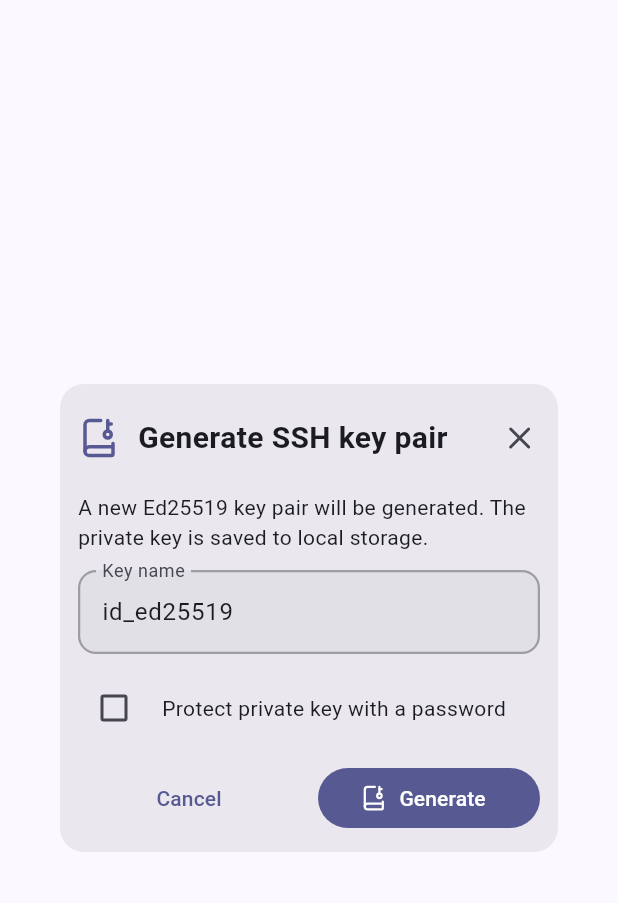
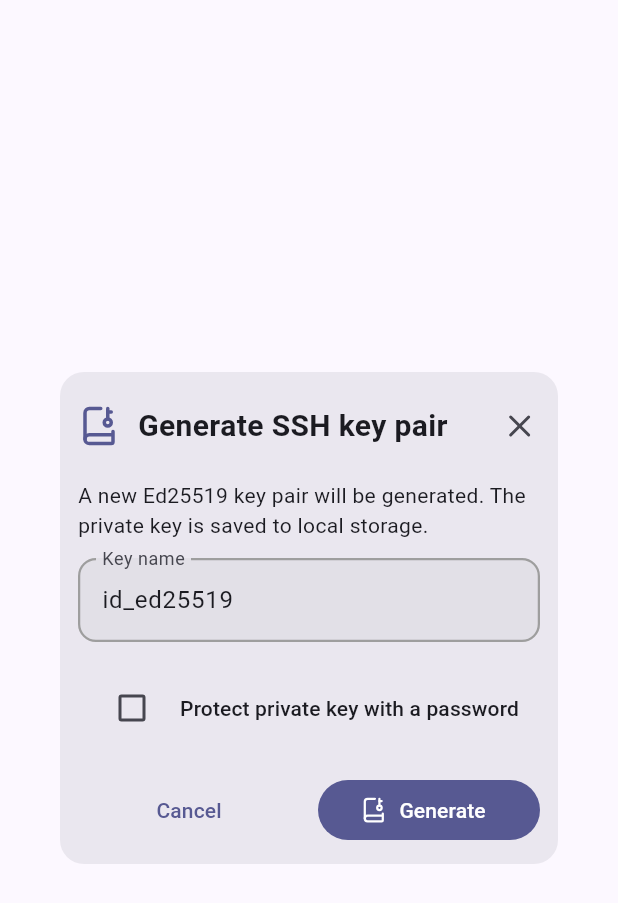
Before and after one commit to HalTobin/MoinoSsh, a Flutter app: the GenerateKeyDialog widget shown alone on an empty page, opened directly with empty values, on a phone screen of 412 x 824 dp. Shown: the top 903 px of the screen. Run offline on Flutter 3.47's test engine with Material 3 defaults, Android fonts, the phone set to English and light mode, and no system bars; drawn by our look-alikes of dynamic_color; our stand-ins replace drift, file_picker, lucide_icons_flutter, shared_preferences; missing offline and left inert: biometric_storage, cryptography, dartssh2, encrypt, openssh_ed25519; accounts and stored records are empty; generated files the repository leaves out were written again.

Commit message:
ui adjustments

```diff
--- a/shared/lib/ssh_keys/presentation/component/generate_key_dialog.dart
+++ b/shared/lib/ssh_keys/presentation/component/generate_key_dialog.dart
@@ -86,7 +86,23 @@ class _GenerateKeyDialogState extends State<GenerateKeyDialog> {
               border: OutlineInputBorder(),
             ),
           ),
-          Row(
+          TextButton(
+            style: ButtonStyle(
+              foregroundColor: WidgetStateProperty.all<Color>(Theme.of(context).colorScheme.onSurface)
+            ),
+            onPressed: () {
+              {
+                setState(() {
+                  _passwordEnabled = !_passwordEnabled;
+                  _validationError = null;
+                  if (!_passwordEnabled) {
+                    _passwordController.clear();
+                    _confirmPasswordController.clear();
+                  }
+                });
+              }
+            },
+            child: Row(
               spacing: 8,
               children: [
                 Checkbox(
@@ -106,6 +122,7 @@ class _GenerateKeyDialogState extends State<GenerateKeyDialog> {
                   child: Text('Protect private key with a password'),
                 ),
               ],
+            )
           ),
           if (_passwordEnabled) ...[
             TextFormField(
```
Lines whose indentation alone changed are shown as unchanged.
